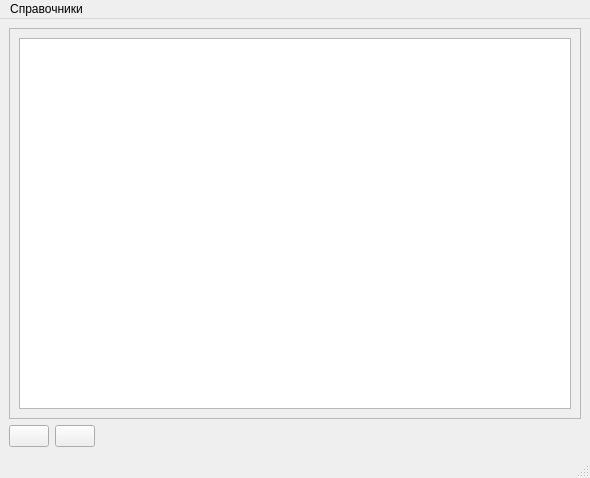
Qt form ui/mainwindow.ui (lavakalas/MedSchedule) before a commit.
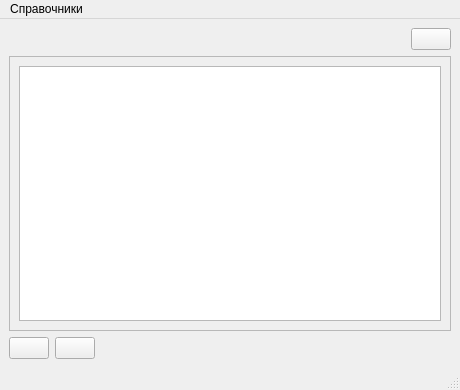
The same form after that commit. Icons and pictures are not drawn.

What changed in the file:
```diff
--- a/ui/mainwindow.ui
+++ b/ui/mainwindow.ui
@@ -6,8 +6,8 @@
    <rect>
     <x>0</x>
     <y>0</y>
-    <width>590</width>
-    <height>478</height>
+    <width>460</width>
+    <height>390</height>
    </rect>
   </property>
   <property name="windowTitle">
@@ -16,6 +16,30 @@
   <widget class="QWidget" name="centralwidget">
    <layout class="QGridLayout" name="gridLayout_2">
     <item row="0" column="0" colspan="3">
+     <layout class="QHBoxLayout" name="horizontalLayout">
+      <item>
+       <spacer name="horizontalSpacer">
+        <property name="orientation">
+         <enum>Qt::Horizontal</enum>
+        </property>
+        <property name="sizeHint" stdset="0">
+         <size>
+          <width>238</width>
+          <height>20</height>
+         </size>
+        </property>
+       </spacer>
+      </item>
+      <item>
+       <widget class="QPushButton" name="pushButton">
+        <property name="text">
+         <string/>
+        </property>
+       </widget>
+      </item>
+     </layout>
+    </item>
+    <item row="1" column="0" colspan="3">
      <widget class="QScrollArea" name="scrollArea">
       <property name="widgetResizable">
        <bool>true</bool>
@@ -25,8 +49,8 @@
         <rect>
          <x>0</x>
          <y>0</y>
-         <width>570</width>
-         <height>384</height>
+         <width>440</width>
+         <height>266</height>
         </rect>
        </property>
        <layout class="QGridLayout" name="gridLayout">
@@ -47,7 +71,7 @@
       </widget>
      </widget>
     </item>
-    <item row="1" column="0">
+    <item row="2" column="0">
      <widget class="QPushButton" name="pB_Plus">
       <property name="sizePolicy">
        <sizepolicy hsizetype="Preferred" vsizetype="Preferred">
@@ -64,7 +88,7 @@
       </property>
      </widget>
     </item>
-    <item row="1" column="1">
+    <item row="2" column="1">
      <widget class="QPushButton" name="pB_Minus">
       <property name="sizePolicy">
        <sizepolicy hsizetype="Preferred" vsizetype="Preferred">
@@ -81,7 +105,7 @@
       </property>
      </widget>
     </item>
-    <item row="1" column="2">
+    <item row="2" column="2">
      <spacer name="spacer">
       <property name="orientation">
        <enum>Qt::Horizontal</enum>
@@ -91,8 +115,8 @@
       </property>
       <property name="sizeHint" stdset="0">
        <size>
-        <width>489</width>
-        <height>20</height>
+        <width>371</width>
+        <height>21</height>
        </size>
       </property>
      </spacer>
@@ -104,7 +128,7 @@
     <rect>
      <x>0</x>
      <y>0</y>
-     <width>590</width>
+     <width>460</width>
      <height>22</height>
     </rect>
    </property>
```
